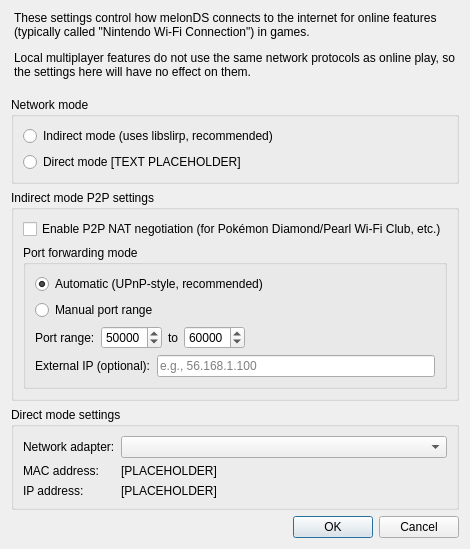
Old version of the form src/frontend/qt_sdl/WifiSettingsDialog.ui in the repository jonathan-priebe/melonDS.
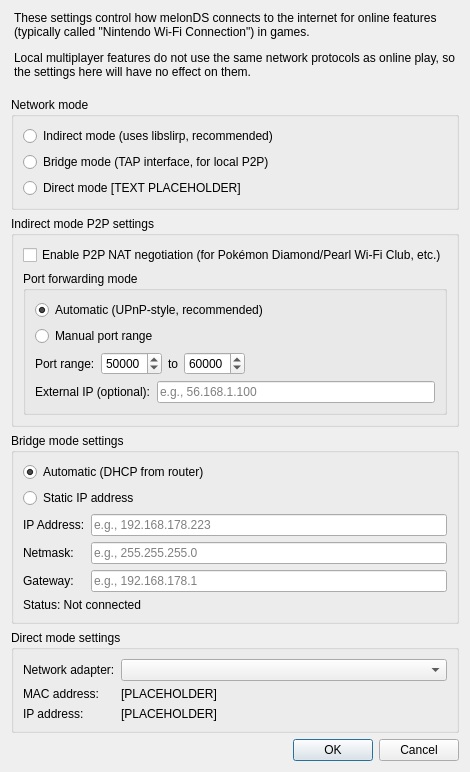
New version of the form.

Commit message: ADD Bridge Mode Feature /1st

Diff of the .ui file:
```diff
--- a/src/frontend/qt_sdl/WifiSettingsDialog.ui
+++ b/src/frontend/qt_sdl/WifiSettingsDialog.ui
@@ -58,6 +58,16 @@
        </widget>
       </item>
       <item row="2" column="0">
+       <widget class="QRadioButton" name="rbBridgeMode">
+        <property name="whatsThis">
+         <string>&lt;html&gt;&lt;head/&gt;&lt;body&gt;&lt;p&gt;Bridge mode creates a virtual TAP interface that connects directly to your network. melonDS will appear as a separate device on your LAN with its own IP address (e.g., 192.168.178.223). This allows multiple melonDS instances or other devices to connect via P2P.&lt;/p&gt;&lt;p&gt;&lt;br/&gt;&lt;/p&gt;&lt;p&gt;Requires: Wintun driver on Windows or /dev/net/tun access on Linux.&lt;/p&gt;&lt;/body&gt;&lt;/html&gt;</string>
+        </property>
+        <property name="text">
+         <string>Bridge mode (TAP interface, for local P2P)</string>
+        </property>
+       </widget>
+      </item>
+      <item row="3" column="0">
        <widget class="QRadioButton" name="rbDirectMode">
         <property name="whatsThis">
          <string>&lt;html&gt;&lt;head/&gt;&lt;body&gt;&lt;p&gt;Direct mode directly routes network traffic to the host network. It is the most reliable, but requires an ethernet connection.&lt;/p&gt;&lt;p&gt;&lt;br/&gt;&lt;/p&gt;&lt;p&gt;Non-direct mode uses a layer of emulation to get around this, but is more prone to problems.&lt;/p&gt;&lt;/body&gt;&lt;/html&gt;</string>
@@ -199,6 +209,91 @@
      </layout>
     </widget>
    </item>
+   <item>
+    <widget class="QGroupBox" name="groupBox_Bridge">
+     <property name="title">
+      <string>Bridge mode settings</string>
+     </property>
+     <layout class="QVBoxLayout" name="verticalLayout_Bridge">
+      <item>
+       <widget class="QRadioButton" name="rbBridgeDHCP">
+        <property name="whatsThis">
+         <string>&lt;html&gt;&lt;head/&gt;&lt;body&gt;&lt;p&gt;Automatically obtain IP address from your router via DHCP (recommended).&lt;/p&gt;&lt;/body&gt;&lt;/html&gt;</string>
+        </property>
+        <property name="text">
+         <string>Automatic (DHCP from router)</string>
+        </property>
+        <property name="checked">
+         <bool>true</bool>
+        </property>
+       </widget>
+      </item>
+      <item>
+       <widget class="QRadioButton" name="rbBridgeStatic">
+        <property name="whatsThis">
+         <string>&lt;html&gt;&lt;head/&gt;&lt;body&gt;&lt;p&gt;Manually configure a static IP address. Make sure the IP is not in your router's DHCP range to avoid conflicts.&lt;/p&gt;&lt;/body&gt;&lt;/html&gt;</string>
+        </property>
+        <property name="text">
+         <string>Static IP address</string>
+        </property>
+       </widget>
+      </item>
+      <item>
+       <layout class="QFormLayout" name="formLayoutBridge">
+        <item row="0" column="0">
+         <widget class="QLabel" name="lblBridgeIP">
+          <property name="text">
+           <string>IP Address:</string>
+          </property>
+         </widget>
+        </item>
+        <item row="0" column="1">
+         <widget class="QLineEdit" name="txtBridgeIP">
+          <property name="placeholderText">
+           <string>e.g., 192.168.178.223</string>
+          </property>
+         </widget>
+        </item>
+        <item row="1" column="0">
+         <widget class="QLabel" name="lblBridgeNetmask">
+          <property name="text">
+           <string>Netmask:</string>
+          </property>
+         </widget>
+        </item>
+        <item row="1" column="1">
+         <widget class="QLineEdit" name="txtBridgeNetmask">
+          <property name="placeholderText">
+           <string>e.g., 255.255.255.0</string>
+          </property>
+         </widget>
+        </item>
+        <item row="2" column="0">
+         <widget class="QLabel" name="lblBridgeGateway">
+          <property name="text">
+           <string>Gateway:</string>
+          </property>
+         </widget>
+        </item>
+        <item row="2" column="1">
+         <widget class="QLineEdit" name="txtBridgeGateway">
+          <property name="placeholderText">
+           <string>e.g., 192.168.178.1</string>
+          </property>
+         </widget>
+        </item>
+       </layout>
+      </item>
+      <item>
+       <widget class="QLabel" name="lblBridgeStatus">
+        <property name="text">
+         <string>Status: Not connected</string>
+        </property>
+       </widget>
+      </item>
+     </layout>
+    </widget>
+   </item>
    <item>
     <widget class="QGroupBox" name="groupBox_3">
      <property name="title">
```
The commit also changes 5 other files.
